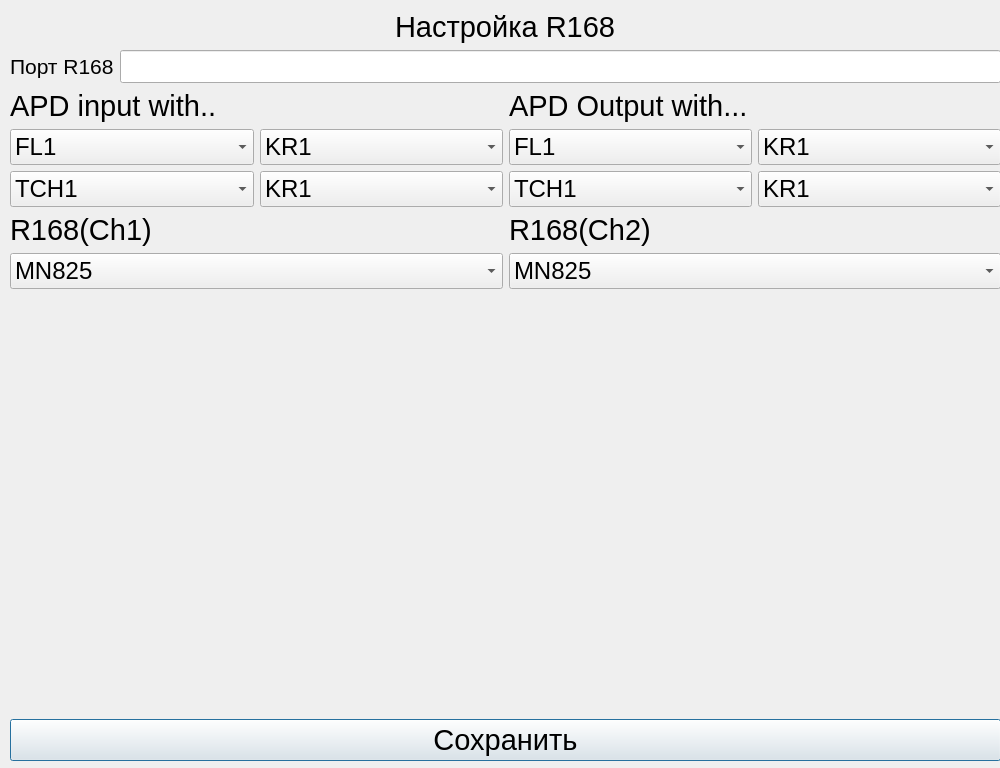
Qt form FSMConfigCCK/r168s.ui (fsmos/FSMServer) before a commit.
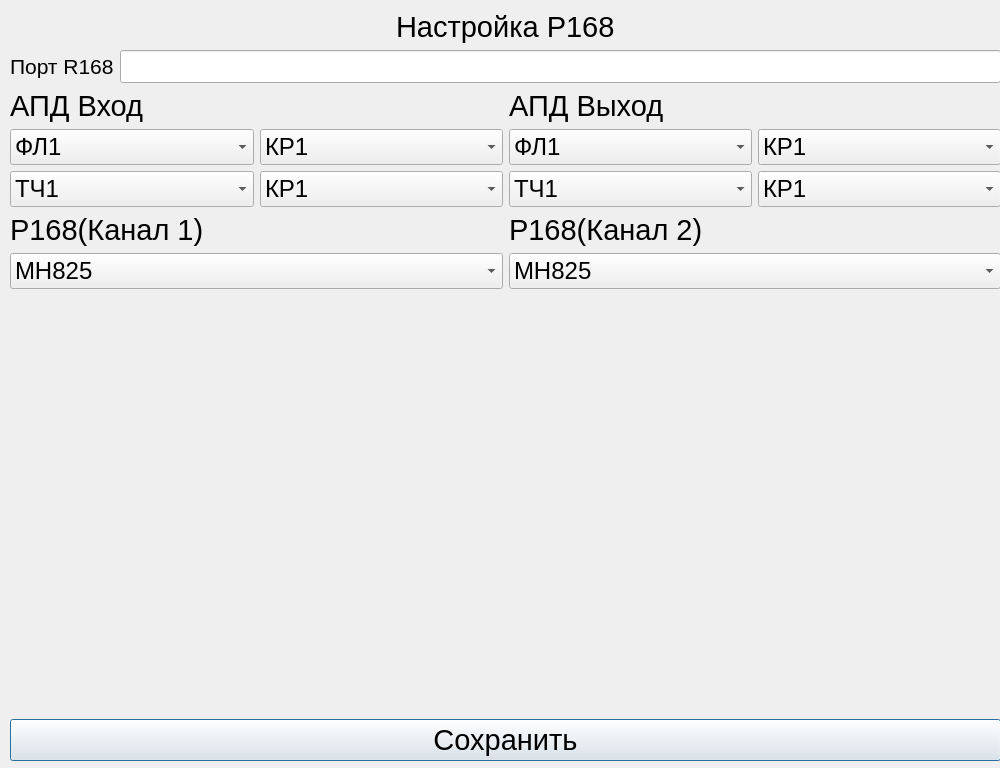
The same form after that commit.

Patch:
```diff
--- a/FSMConfigCCK/r168s.ui
+++ b/FSMConfigCCK/r168s.ui
@@ -49,7 +49,7 @@
        </font>
       </property>
       <property name="text">
-       <string>Настройка R168</string>
+       <string>Настройка Р168</string>
       </property>
      </widget>
     </item>
@@ -94,7 +94,7 @@
                </font>
               </property>
               <property name="text">
-               <string>APD input with..</string>
+               <string>АПД Вход</string>
               </property>
              </widget>
             </item>
@@ -109,7 +109,7 @@
                 </property>
                 <item>
                  <property name="text">
-                  <string>FL1</string>
+                  <string>ФЛ1</string>
                  </property>
                 </item>
                 <item>
@@ -128,7 +128,7 @@
                 </property>
                 <item>
                  <property name="text">
-                  <string>KR1</string>
+                  <string>КР1</string>
                  </property>
                 </item>
                 <item>
@@ -151,7 +151,7 @@
                 </property>
                 <item>
                  <property name="text">
-                  <string>TCH1</string>
+                  <string>ТЧ1</string>
                  </property>
                 </item>
                 <item>
@@ -170,7 +170,7 @@
                 </property>
                 <item>
                  <property name="text">
-                  <string>KR1</string>
+                  <string>КР1</string>
                  </property>
                 </item>
                 <item>
@@ -190,7 +190,7 @@
                </font>
               </property>
               <property name="text">
-               <string>R168(Ch1)</string>
+               <string>Р168(Канал 1)</string>
               </property>
              </widget>
             </item>
@@ -203,7 +203,7 @@
               </property>
               <item>
                <property name="text">
-                <string>MN825</string>
+                <string>МН825</string>
                </property>
               </item>
               <item>
@@ -231,7 +231,7 @@
              </font>
             </property>
             <property name="text">
-             <string>APD Output with...</string>
+             <string>АПД Выход</string>
             </property>
            </widget>
           </item>
@@ -248,7 +248,7 @@
             </property>
             <item>
              <property name="text">
-              <string>FL1</string>
+              <string>ФЛ1</string>
              </property>
             </item>
             <item>
@@ -267,7 +267,7 @@
             </property>
             <item>
              <property name="text">
-              <string>KR1</string>
+              <string>КР1</string>
              </property>
             </item>
             <item>
@@ -290,7 +290,7 @@
             </property>
             <item>
              <property name="text">
-              <string>TCH1</string>
+              <string>ТЧ1</string>
              </property>
             </item>
             <item>
@@ -309,7 +309,7 @@
             </property>
             <item>
              <property name="text">
-              <string>KR1</string>
+              <string>КР1</string>
              </property>
             </item>
             <item>
@@ -329,7 +329,7 @@
            </font>
           </property>
           <property name="text">
-           <string>R168(Ch2)</string>
+           <string>Р168(Канал 2)</string>
           </property>
          </widget>
         </item>
@@ -342,7 +342,7 @@
           </property>
           <item>
            <property name="text">
-            <string>MN825</string>
+            <string>МН825</string>
            </property>
           </item>
           <item>
```
Left out of the diff: 18 changed lines with no effect on the pictures.
